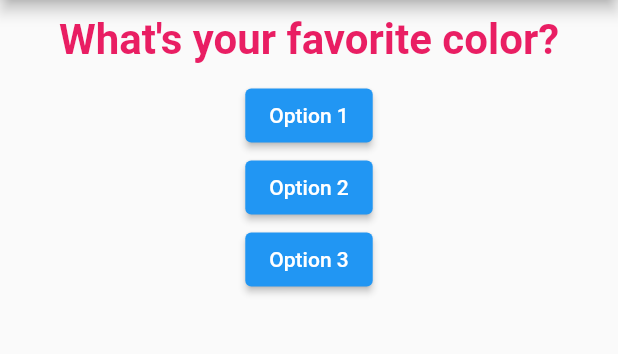
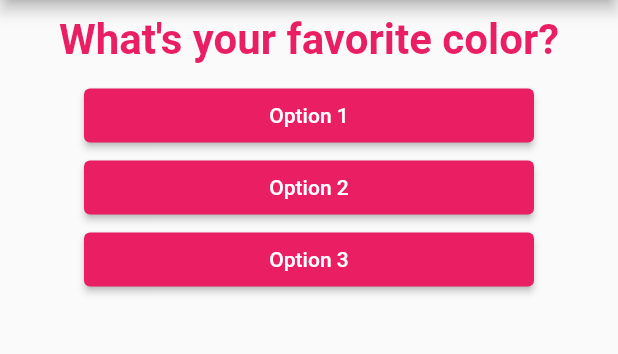
Before and after one commit to TheAnkurGoswami/Quiz-App, a Flutter app: the screen it shows after launch, on a phone screen of 412 x 824 dp, the part 84-438 px from its top. Run offline on Flutter 3.47's test engine with Material 2 defaults, Android fonts, the phone set to English and light mode, and no system bars.

Commit message:
answer widget

```diff
--- /dev/null
+++ b/lib/answer.dart
@@ -0,0 +1,20 @@
+import 'package:flutter/material.dart';
+
+class Answer extends StatelessWidget {
+  final String _answer;
+  Answer(this._answer);
+  @override
+  Widget build(BuildContext context) {
+    return Container(
+      width: 300,
+      child: ElevatedButton(
+        style: ButtonStyle(
+            backgroundColor: MaterialStateProperty.all(Colors.pink),
+            padding: MaterialStateProperty.all(EdgeInsets.all(10)),
+            alignment: Alignment.center),
+        child: Text(this._answer),
+        onPressed: () {},
+      ),
+    );
+  }
+}
--- a/lib/main.dart
+++ b/lib/main.dart
@@ -1,4 +1,5 @@
 import 'package:flutter/material.dart';
+import './answer.dart';
 import './question.dart';
 
 void main() {
@@ -40,9 +41,9 @@ class _QuizAppState extends State<QuizApp> {
         body: Column(
           children: <Widget>[
             Question(this._questions[this._questionIdx]),
-            ElevatedButton(onPressed: _answerQuestion, child: Text("Option 1")),
-            ElevatedButton(onPressed: () {}, child: Text("Option 2")),
-            ElevatedButton(onPressed: () {}, child: Text("Option 3")),
+            Answer("Option 1"),
+            Answer("Option 2"),
+            Answer("Option 3"),
           ],
         ),
       ),
```
